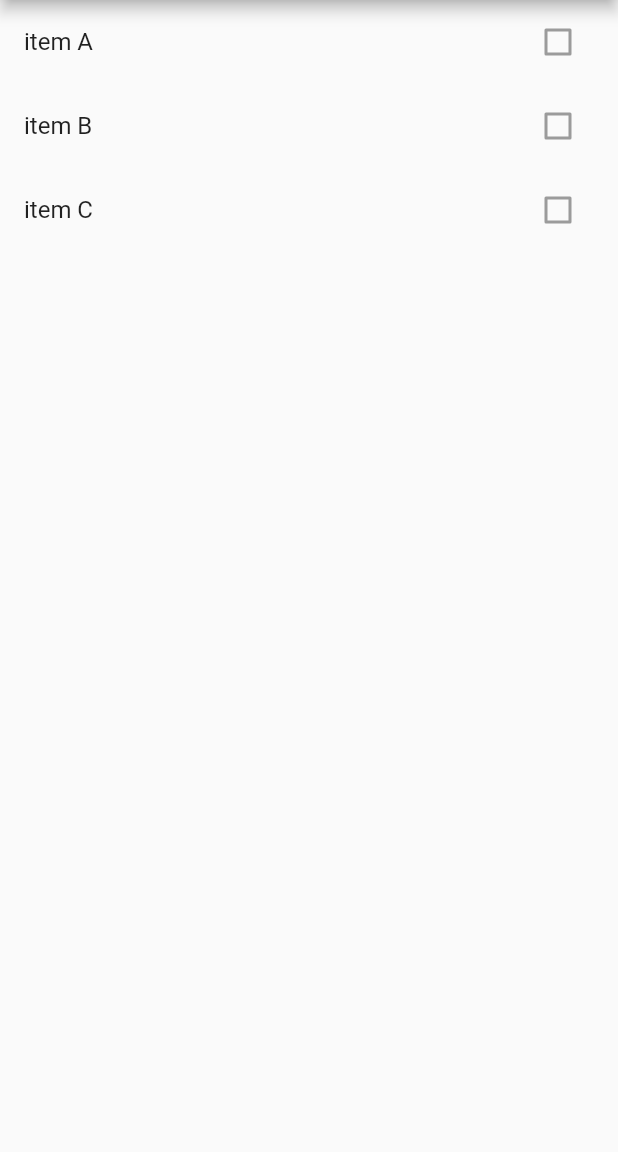
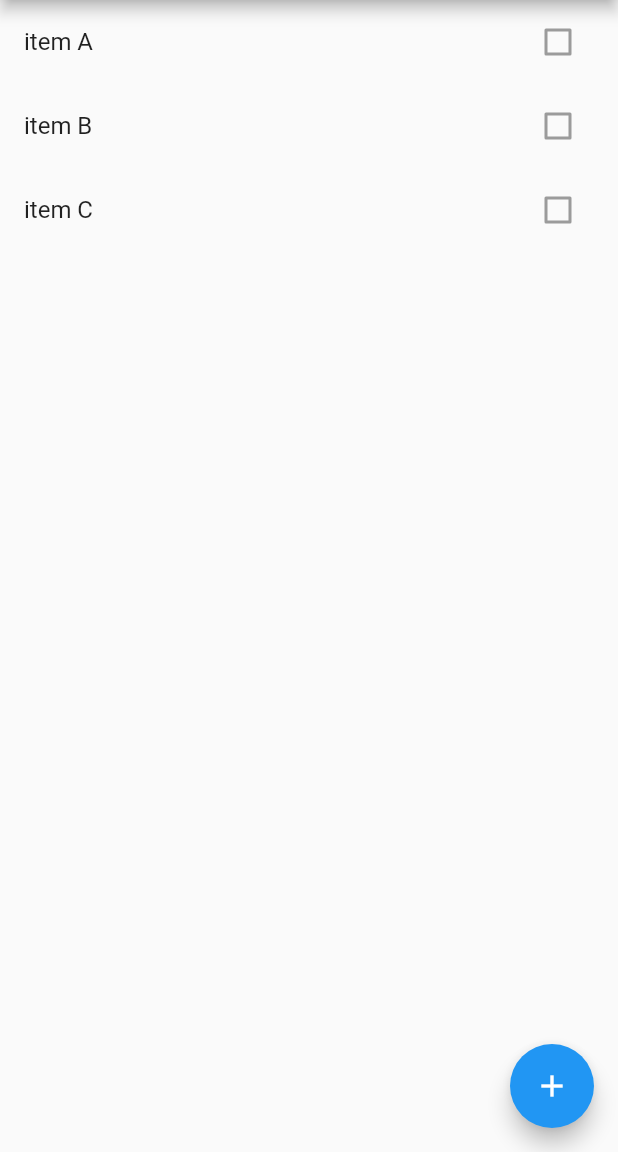
Before and after one commit to Suvorov-Alex/Notes, a Flutter app: the screen it shows after launch, on a phone screen of 412 x 824 dp, the part 84-1236 px from its top. Run offline on Flutter 3.47's test engine with Material 2 defaults, Android fonts, the phone set to English and light mode, and no system bars.

```diff
--- a/lib/main.dart
+++ b/lib/main.dart
@@ -1,5 +1,6 @@
 import 'package:flutter/material.dart';
 import 'package:notes/entity/note.dart';
+import 'package:notes/view/new_item_view.dart';
 
 void main() => runApp(MyApp());
 
@@ -36,11 +37,19 @@ class _HomePageState extends State<HomePage> {
   @override
   Widget build(BuildContext context) {
     return Scaffold(
-        appBar: AppBar(
-          title: Text('Notes'),
-          centerTitle: true,
+      appBar: AppBar(
+        title: Text('Notes'),
+        centerTitle: true,
+      ),
+      body: buildListBody(),
+      floatingActionButton: FloatingActionButton(
+        child: Icon(
+          Icons.add,
+          color: Colors.white,
         ),
-        body: buildListBody());
+        onPressed: () => openItem(),
+      ),
+    );
   }
 
   Widget buildListBody() {
@@ -71,6 +80,12 @@ class _HomePageState extends State<HomePage> {
     );
   }
 
+  void openItem() {
+    Navigator.of(context).push(MaterialPageRoute(builder: (context) {
+      return ItemView();
+    }));
+  }
+
   void removeNote(Note note) {
     notes.remove(note);
   }
```
Also changed, not shown: lib/view/new_item_view.dart (added, +42 -0 lines).
